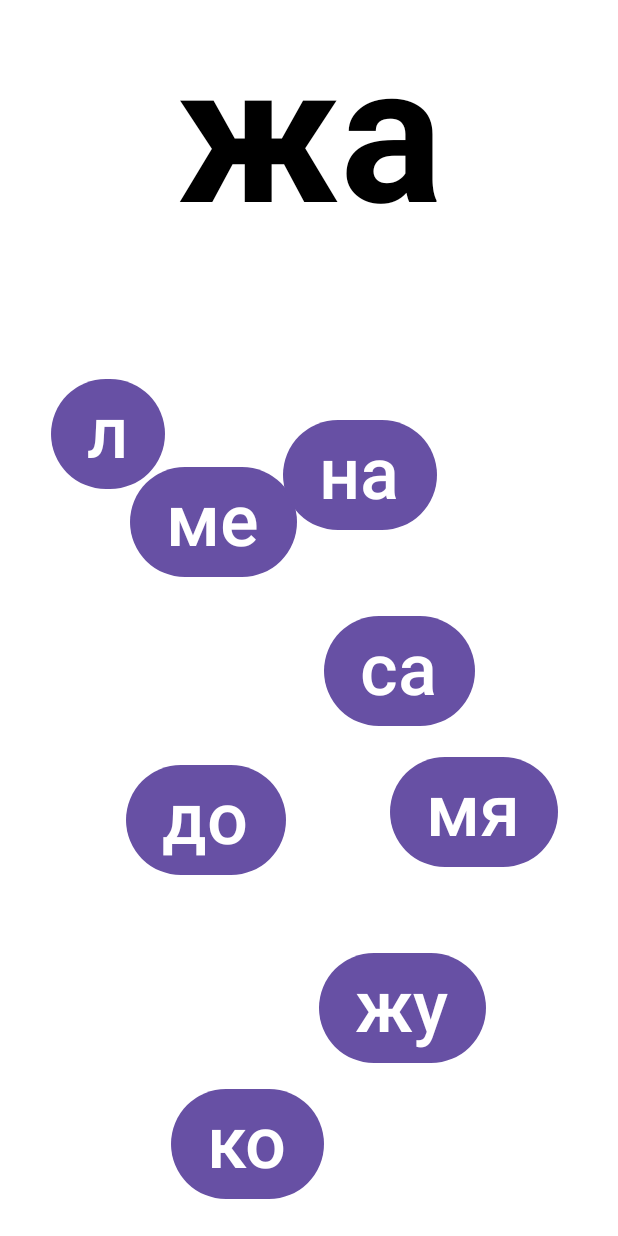
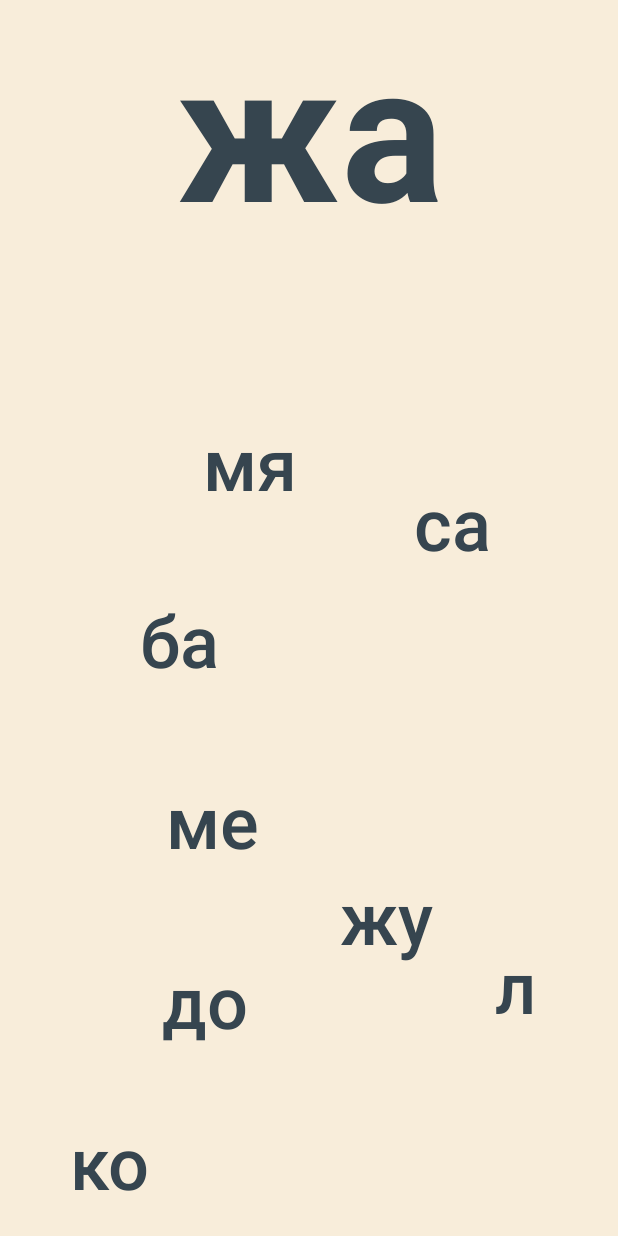
Before and after one commit to padymont/rusread, an Android app built with Jetpack Compose: the @Preview function SyllableGameContentPreview, on a phone screen of 412 x 824 dp. Run offline under Robolectric (Android 15) with nearby library versions, the phone set to English and light mode, and no system bars.

Commit message:
changed design ScatteredSyllables

```diff
--- a/app/src/main/java/com/padym/rusread/compose/SyllableGameScreen.kt
+++ b/app/src/main/java/com/padym/rusread/compose/SyllableGameScreen.kt
@@ -1,5 +1,6 @@
 package com.padym.rusread.compose
 
+import androidx.compose.foundation.BorderStroke
 import androidx.compose.foundation.clickable
 import androidx.compose.foundation.layout.Box
 import androidx.compose.foundation.layout.Column
@@ -15,12 +16,15 @@ import androidx.compose.material3.ExperimentalMaterial3Api
 import androidx.compose.material3.Icon
 import androidx.compose.material3.IconButton
 import androidx.compose.material3.LinearProgressIndicator
+import androidx.compose.material3.MaterialTheme
+import androidx.compose.material3.OutlinedButton
 import androidx.compose.material3.Scaffold
 import androidx.compose.material3.Text
 import androidx.compose.material3.TopAppBar
 import androidx.compose.runtime.Composable
 import androidx.compose.ui.Alignment
 import androidx.compose.ui.Modifier
+import androidx.compose.ui.graphics.Color
 import androidx.compose.ui.layout.Layout
 import androidx.compose.ui.text.font.FontWeight
 import androidx.compose.ui.text.style.TextAlign
@@ -30,6 +34,7 @@ import androidx.compose.ui.unit.sp
 import androidx.lifecycle.viewmodel.compose.viewModel
 import androidx.navigation.NavHostController
 import com.padym.rusread.ui.theme.AppColors
+import com.padym.rusread.ui.theme.RusreadTheme
 import com.padym.rusread.viewmodels.SyllableGameViewModel
 import kotlin.math.sqrt
 import kotlin.random.Random
@@ -98,10 +103,14 @@ fun ScatteredSyllablesButtons(selectedSyllables: Set<String>, onSyllableClick: (
         modifier = Modifier.padding(8.dp),
         content = {
             selectedSyllables.forEach { syllable ->
-                Button(onClick = { onSyllableClick(syllable) }) {
+                OutlinedButton(
+                    onClick = { onSyllableClick(syllable) },
+                    border = BorderStroke(width = 0.dp, color = Color.Transparent),
+                ) {
                     Text(
                         text = syllable,
                         fontSize = 48.sp,
+                        color = MaterialTheme.colorScheme.onBackground
                     )
                 }
             }
@@ -177,12 +186,16 @@ fun overlaps(
     return distance < size
 }
 
-@Preview
+@Preview(showBackground = true)
 @Composable
 fun SyllableGameContentPreview() {
-    val selectedSyllables = setOf("до", "ме", "мя", "ко", "на", "са", "л", "жу")
-    Column() {
-        SpeakSyllableButton("жа") {}
-        ScatteredSyllablesButtons(selectedSyllables) { _ -> }
+    val selectedSyllables = setOf("до", "ме", "мя", "ко", "ба", "са", "л", "жу")
+    RusreadTheme {
+        Scaffold() { paddingValues ->
+            Column(modifier = Modifier.padding(paddingValues)) {
+                SpeakSyllableButton("жа") {}
+                ScatteredSyllablesButtons(selectedSyllables) { _ -> }
+            }
+        }
     }
 }
```
